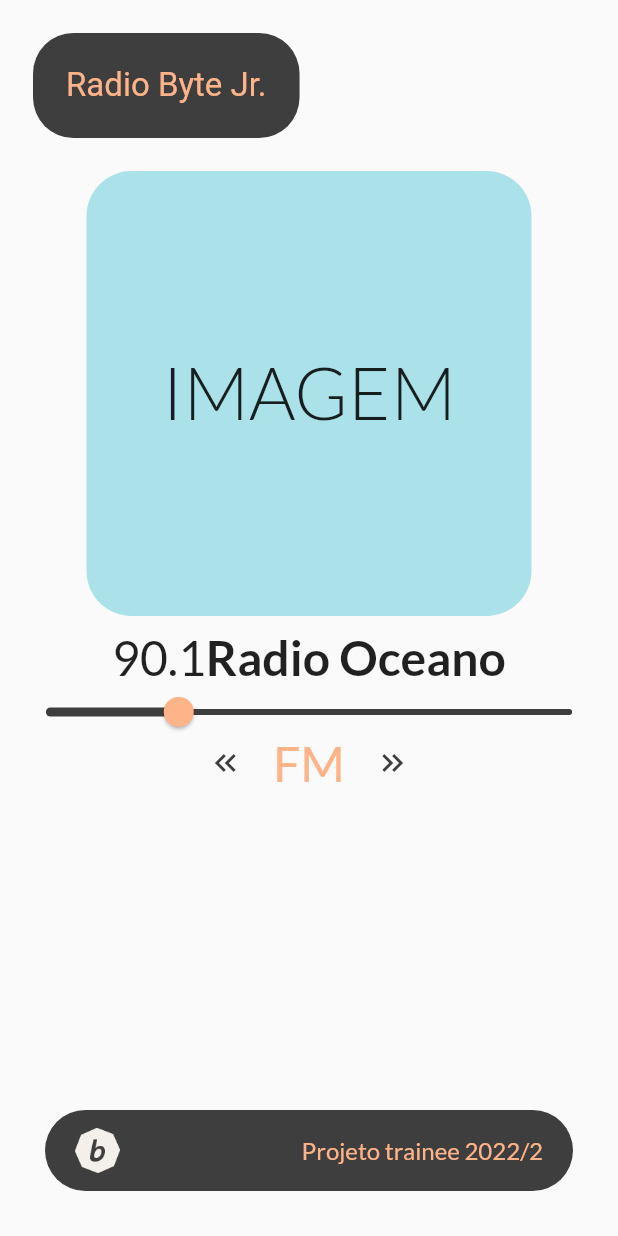
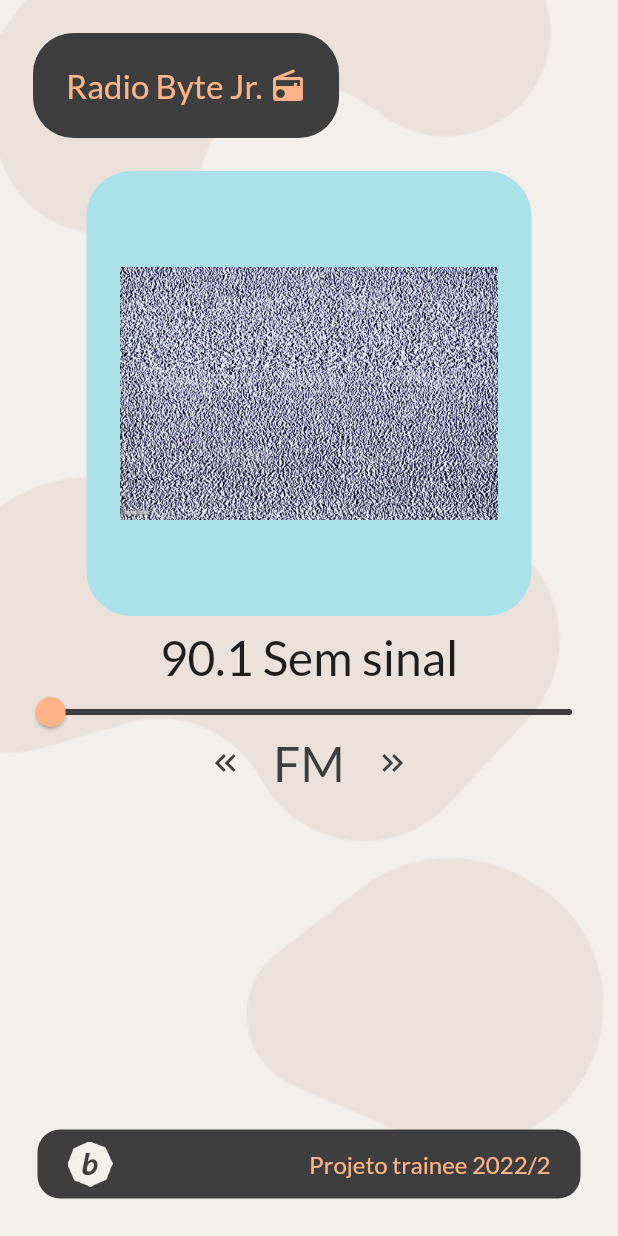
Before and after one commit to Eduaugust/radio_byte, a Flutter app: the screen it shows after launch, after a tap on the "keyboard double arrow left" icon, on a phone screen of 412 x 824 dp. Run offline on Flutter 3.47's test engine with Material 2 defaults, Android fonts, the phone set to English and light mode, and no system bars; our stand-ins replace google_fonts.

Commit message:
organizando pastas

```diff
--- a/lib/main.dart
+++ b/lib/main.dart
@@ -1,5 +1,5 @@
 import 'package:flutter/material.dart';
-import 'package:google_fonts/google_fonts.dart';
+import 'modules/home/home_page.dart';
 
 void main() {
   runApp(const Start());
@@ -11,177 +11,8 @@ class Start extends StatelessWidget {
   @override
   Widget build(BuildContext context) {
     return MaterialApp(
-      home: HomePage(),
+      theme: ThemeData(primarySwatch: Colors.red),
+      home: const HomePage(),
     );
   }
 }
-
-class HomePage extends StatelessWidget {
-  @override
-  Widget build(BuildContext context) {
-    final size = MediaQuery.of(context).size;
-    return Scaffold(
-      body: SafeArea(
-        child: Column(
-          children: [
-            // Radio byte Jr
-            Row(
-              children: [
-                Container(
-                  padding: EdgeInsets.all(22),
-                  margin: EdgeInsets.all(22),
-                  decoration: BoxDecoration(
-                    borderRadius: BorderRadius.circular(27),
-                    color: Color(0xFF3E3E3E),
-                  ),
-                  child: Text('Radio Byte Jr.',
-                      style: TextStyle(
-                        color: Color(0xFFFEB388),
-                        fontSize: 22,
-                      )),
-                ),
-              ],
-            ),
-
-            // Imagem
-            Container(
-              padding: EdgeInsets.all(22),
-              width: size.width * 0.72,
-              height: size.width * 0.72,
-              decoration: BoxDecoration(
-                borderRadius: BorderRadius.circular(30),
-                color: Color(0xFFABE2EA),
-              ),
-              child: Center(
-                  child: Text('IMAGEM',
-                      style: GoogleFonts.lato(
-                          fontSize: 48, fontWeight: FontWeight.w300))),
-            ),
-
-            // Numero, nome e Slider e botoes para mudar de faixa
-            SizedBox(width: size.width * 0.9, child: SliderCustomize()),
-
-            Spacer(),
-
-            Container(
-              padding: const EdgeInsets.only(
-                  top: 12, bottom: 12, left: 20, right: 20),
-              margin: const EdgeInsets.all(30.0),
-              decoration: BoxDecoration(
-                color: Color(0xFF3E3E3E),
-                borderRadius: BorderRadius.circular(30),
-              ),
-              child: SizedBox(
-                height: 30,
-                child: Row(
-                  mainAxisAlignment: MainAxisAlignment.spaceBetween,
-                  children: [
-                    Image.asset(
-                      'assets/images/byte.png',
-                      fit: BoxFit.fitHeight,
-                    ),
-                    Text('Projeto trainee 2022/2',
-                        style: GoogleFonts.lato(
-                          fontSize: 16,
-                          color: Color(0xFFFEB388),
-                        )),
-                  ],
-                ),
-              ),
-            ),
-          ],
-        ),
-      ),
-    );
-  }
-}
-
-class SliderCustomize extends StatefulWidget {
-  const SliderCustomize({Key? key}) : super(key: key);
-
-  @override
-  State<SliderCustomize> createState() => _SliderCustomizeState();
-}
-
-class _SliderCustomizeState extends State<SliderCustomize> {
-  void move_right() {
-    setState(() {
-      slider_value += 0.1;
-    });
-  }
-
-  void move_left() {
-    setState(() {
-      slider_value -= 0.1;
-    });
-  }
-
-  double slider_value = 90.2;
-  @override
-  Widget build(BuildContext context) {
-    return Column(
-      children: [
-        // Nome e numero
-        Padding(
-          padding: const EdgeInsets.all(8.0),
-          child: Row(
-            mainAxisAlignment: MainAxisAlignment.center,
-            children: [
-              Text(slider_value.toStringAsFixed(1),
-                  style: GoogleFonts.lato(
-                    fontSize: 32,
-                    fontWeight: FontWeight.w400,
-                  )),
-              Text('Radio Oceano',
-                  style: GoogleFonts.lato(
-                      fontSize: 32, fontWeight: FontWeight.w700)),
-            ],
-          ),
-        ),
-        // Slider
-        SliderTheme(
-          data: SliderTheme.of(context).copyWith(
-            thumbColor: Color(0xFFFEB388),
-            activeTrackColor: Color(0xFF3E3E3E),
-            inactiveTrackColor: Color(0xFF3E3E3E),
-            overlayShape: RoundSliderOverlayShape(overlayRadius: 0),
-          ),
-          child: Slider(
-            value: slider_value,
-            min: 80,
-            max: 120,
-            onChanged: (double valor) {
-              setState(() {
-                slider_value = valor;
-              });
-            },
-          ),
-        ),
-
-        // Botao para esquerda e Texto FM e Botao para direita
-        Row(
-          mainAxisAlignment: MainAxisAlignment.center,
-          children: [
-            TextButton(
-              onPressed: move_left,
-              child: Icon(
-                Icons.keyboard_double_arrow_left,
-                color: Color(0xFF3E3E3E),
-              ),
-            ),
-            Text("FM",
-                style:
-                    GoogleFonts.lato(fontSize: 32, color: Color(0xFFFEB388))),
-            TextButton(
-              onPressed: move_right,
-              child: Icon(
-                Icons.keyboard_double_arrow_right,
-                color: Color(0xFF3E3E3E),
-              ),
-            ),
-          ],
-        )
-      ],
-    );
-  }
-}
--- /dev/null
+++ b/lib/modules/home/home_page.dart
@@ -0,0 +1,145 @@
+import 'package:flutter/material.dart';
+import 'package:radio_byte/shared/themes/app_image.dart';
+import 'package:radio_byte/shared/widgets/header.dart';
+import '../../shared/themes/app_colors.dart';
+import 'package:radio_byte/shared/themes/app_text_style.dart';
+import '../../shared/widgets/footer.dart';
+
+class HomePage extends StatefulWidget {
+  const HomePage({Key? key}) : super(key: key);
+
+  @override
+  State<HomePage> createState() => _HomePageState();
+}
+
+class _HomePageState extends State<HomePage> {
+  String nameImage = AppImages.noSignal;
+  String nameChannel = 'Sem sinal';
+  double sliderValue = 90.2;
+  @override
+  Widget build(BuildContext context) {
+    void changeImage() {
+      switch (sliderValue.toStringAsFixed(1)) {
+        case '96.9':
+          nameImage = AppImages.band;
+          nameChannel = "Band news FM";
+          break;
+        case '90.5':
+          nameImage = AppImages.cbn;
+          nameChannel = "Rádio CBN";
+          break;
+        case '100.9':
+          nameImage = AppImages.jovemPan;
+          nameChannel = "Rádio Jovem Pan";
+          break;
+
+        default:
+          nameChannel = "Sem sinal";
+          nameImage = AppImages.noSignal;
+      }
+    }
+
+    void moveSlider(double value) {
+      setState(() {
+        sliderValue += value;
+        changeImage();
+      });
+    }
+
+    final size = MediaQuery.of(context).size;
+    return Scaffold(
+      resizeToAvoidBottomInset: false,
+      body: Container(
+        decoration: BoxDecoration(
+            image: DecorationImage(
+                image: AssetImage(AppImages.fundo), fit: BoxFit.cover)),
+        child: SafeArea(
+          child: Column(
+            children: [
+              const Header(),
+              // Imagem
+              Container(
+                padding: const EdgeInsets.all(22),
+                width: size.width * 0.72,
+                height: size.width * 0.72,
+                constraints:
+                    const BoxConstraints(maxWidth: 800, maxHeight: 400),
+                decoration: BoxDecoration(
+                  borderRadius: BorderRadius.circular(30),
+                  color: AppColors.ciano,
+                ),
+                child: Center(child: Image.asset(nameImage)),
+              ),
+
+              // Slider
+              SizedBox(
+                width: size.width * 0.9,
+                child: Column(
+                  children: [
+                    // Nome e numero
+                    Padding(
+                      padding: const EdgeInsets.symmetric(vertical: 8.0),
+                      child: Text(
+                          '${sliderValue.toStringAsFixed(1)} $nameChannel',
+                          style: AppTextStyle.sliderValue),
+                    ),
+                    // Numero, nome e Slider e botoes para mudar de faixa
+                    // Slider
+                    SliderTheme(
+                      data: SliderTheme.of(context).copyWith(
+                        thumbColor: AppColors.bege,
+                        activeTrackColor: AppColors.black,
+                        inactiveTrackColor: AppColors.black,
+                        overlayShape:
+                            const RoundSliderOverlayShape(overlayRadius: 0),
+                      ),
+                      child: Slider(
+                        value: sliderValue,
+                        min: 90,
+                        max: 101,
+                        onChanged: (double value) {
+                          setState(() {
+                            sliderValue = value;
+                            changeImage();
+                          });
+                        },
+                      ),
+                    ),
+
+                    // Botao para esquerda e Texto FM e Botao para direita
+                    Row(
+                      mainAxisAlignment: MainAxisAlignment.center,
+                      children: [
+                        TextButton(
+                          onPressed: () {
+                            moveSlider(-0.1);
+                          },
+                          child: const Icon(
+                            Icons.keyboard_double_arrow_left,
+                            color: AppColors.black,
+                          ),
+                        ),
+                        Text("FM", style: AppTextStyle.fm),
+                        TextButton(
+                          onPressed: () {
+                            moveSlider(0.1);
+                          },
+                          child: const Icon(
+                            Icons.keyboard_double_arrow_right,
+                            color: AppColors.black,
+                          ),
+                        ),
+                      ],
+                    ),
+                  ],
+                ),
+              ),
+              Spacer(),
+              const Footer(),
+            ],
+          ),
+        ),
+      ),
+    );
+  }
+}
--- /dev/null
+++ b/lib/shared/themes/app_colors.dart
@@ -0,0 +1,7 @@
+import 'package:flutter/material.dart';
+
+class AppColors {
+  static const bege = Color(0xFFFEB388);
+  static const black = Color(0xFF3E3E3E);
+  static const ciano = Color(0xFFABE2EA);
+}
--- /dev/null
+++ b/lib/shared/themes/app_image.dart
@@ -0,0 +1,8 @@
+class AppImages {
+  static String byte = 'assets/images/byte.png';
+  static String fundo = 'assets/images/fundo.png';
+  static String noSignal = 'assets/images/noSignal.jpg';
+  static String band = 'assets/images/band.png';
+  static String jovemPan = 'assets/images/jovemPan.jpg';
+  static String cbn = 'assets/images/CBN.jpg';
+}
--- /dev/null
+++ b/lib/shared/themes/app_text_style.dart
@@ -0,0 +1,13 @@
+import 'package:flutter/material.dart';
+import 'package:google_fonts/google_fonts.dart';
+import 'package:radio_byte/shared/themes/app_colors.dart';
+
+class AppTextStyle {
+  static final headerTitle =
+      GoogleFonts.lato(color: AppColors.bege, fontSize: 22);
+  static final footerDescription =
+      GoogleFonts.lato(fontSize: 16, color: AppColors.bege);
+  static final sliderValue =
+      GoogleFonts.lato(fontSize: 32, fontWeight: FontWeight.w400);
+  static final fm = GoogleFonts.lato(fontSize: 32, color: AppColors.black);
+}
--- /dev/null
+++ b/lib/shared/widgets/footer.dart
@@ -0,0 +1,35 @@
+import 'package:flutter/material.dart';
+import 'package:radio_byte/shared/themes/app_colors.dart';
+import 'package:radio_byte/shared/themes/app_text_style.dart';
+
+import '../themes/app_image.dart';
+
+class Footer extends StatelessWidget {
+  const Footer({Key? key}) : super(key: key);
+
+  @override
+  Widget build(BuildContext context) {
+    return Container(
+      padding: const EdgeInsets.only(top: 8, bottom: 8, left: 20, right: 20),
+      margin: const EdgeInsets.all(25.0),
+      decoration: BoxDecoration(
+        color: AppColors.black,
+        borderRadius: BorderRadius.circular(15),
+      ),
+      child: SizedBox(
+        height: 30,
+        child: Row(
+          mainAxisAlignment: MainAxisAlignment.spaceBetween,
+          children: [
+            Image.asset(
+              AppImages.byte,
+              fit: BoxFit.fitHeight,
+            ),
+            Text('Projeto trainee 2022/2',
+                style: AppTextStyle.footerDescription),
+          ],
+        ),
+      ),
+    );
+  }
+}
--- /dev/null
+++ b/lib/shared/widgets/header.dart
@@ -0,0 +1,31 @@
+import 'package:flutter/material.dart';
+import 'package:radio_byte/shared/themes/app_text_style.dart';
+
+import '../themes/app_colors.dart';
+
+class Header extends StatelessWidget {
+  const Header({Key? key}) : super(key: key);
+
+  @override
+  Widget build(BuildContext context) {
+    return Row(
+      children: [
+        Container(
+          padding: const EdgeInsets.all(22),
+          margin: const EdgeInsets.all(22),
+          decoration: BoxDecoration(
+            borderRadius: BorderRadius.circular(27),
+            color: AppColors.black,
+          ),
+          child: Row(
+            children: [
+              Text('Radio Byte Jr.', style: AppTextStyle.headerTitle),
+              SizedBox(width: 5),
+              Icon(Icons.radio, color: AppColors.bege),
+            ],
+          ),
+        ),
+      ],
+    );
+  }
+}
```
Also changed, not shown: assets/images/band.png (added), assets/images/cbn.jpg (added), assets/images/fundo.png (added), assets/images/jovemPan.jpg (added), assets/images/noSignal.jpg (added).
